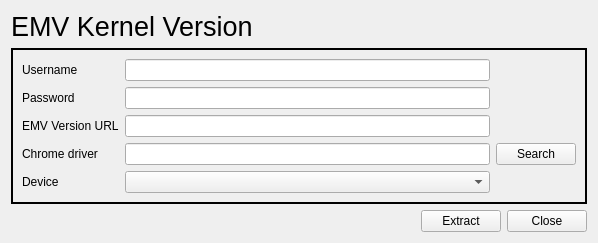
Old version of the form gui/emv.ui in the repository jonngo/opt_version_checker.
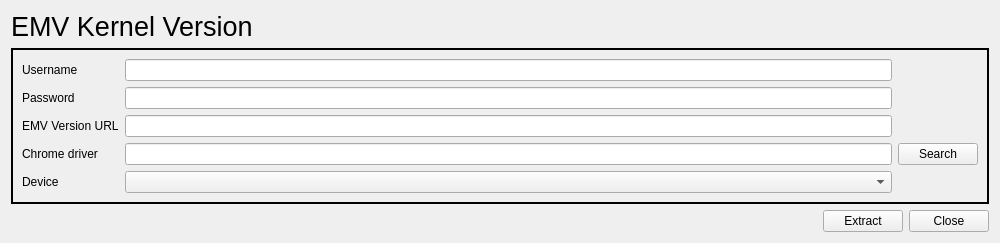
New version of the form. Icons and pictures are not drawn.

Commit message: UI changes to accomodate jfrog artifactory

```diff
--- a/gui/emv.ui
+++ b/gui/emv.ui
@@ -6,7 +6,7 @@
    <rect>
     <x>0</x>
     <y>0</y>
-    <width>598</width>
+    <width>1000</width>
     <height>243</height>
    </rect>
   </property>
```
The commit also changes 3 other files.
